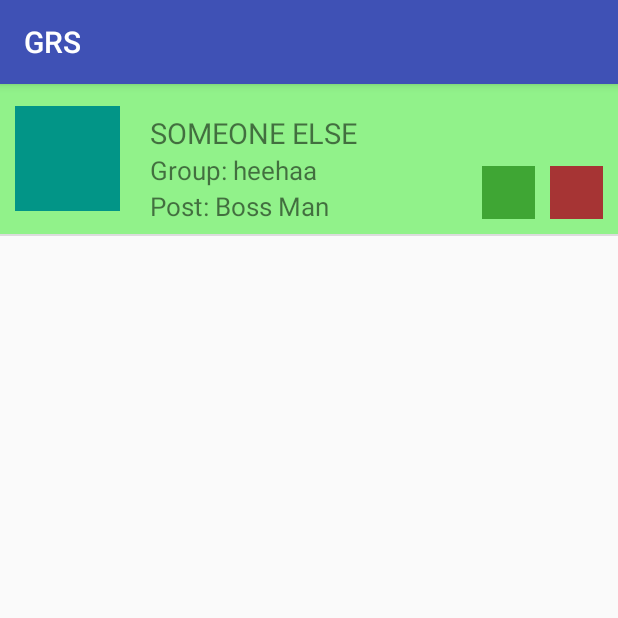
After one commit to Prakhar0409/GRS_Grievances_Resolution_System, an Android app: the ValidationRequestActivity screen opened directly, with no data from a screen before it, on a phone screen of 412 x 824 dp, the top half of it. The commit adds this screen. Run offline under Robolectric (Android 15) with nearby library versions, the phone set to English and light mode, and no system bars.

Commit message:
Made validation requests activity and list view with custom adapter

```diff
--- a/GRS/app/src/main/AndroidManifest.xml
+++ b/GRS/app/src/main/AndroidManifest.xml
@@ -22,8 +22,10 @@
         <activity
             android:name=".SignUpActivity"
             android:label="Sign Up" />
-        <activity android:name=".ComplaintsActivity"
-            android:theme="@style/MyMaterialTheme"></activity>
+        <activity
+            android:name=".ComplaintsActivity"
+            android:theme="@style/MyMaterialTheme" />
+        <activity android:name=".ValidationRequestActivity"></activity>
     </application>
 
 </manifest>
--- a/GRS/app/src/main/java/com/prakhar_squared_mayank/grs/ComplaintsActivity.java
+++ b/GRS/app/src/main/java/com/prakhar_squared_mayank/grs/ComplaintsActivity.java
@@ -1,5 +1,6 @@
 package com.prakhar_squared_mayank.grs;
 
+import android.content.Intent;
 import android.support.design.widget.FloatingActionButton;
 import android.support.design.widget.TabLayout;
 import android.support.v4.app.Fragment;
@@ -62,6 +63,10 @@ public class ComplaintsActivity extends AppCompatActivity implements View.OnClic
         if (id == R.id.action_settings) {
             return true;
         }
+        else if(id == R.id.action_validation_requests) {
+            Intent it = new Intent(this, ValidationRequestActivity.class);
+            startActivity(it);
+        }
 
         return super.onOptionsItemSelected(item);
     }
--- /dev/null
+++ b/GRS/app/src/main/java/com/prakhar_squared_mayank/grs/ValidationListAdapter.java
@@ -0,0 +1,128 @@
+package com.prakhar_squared_mayank.grs;
+
+import android.content.Context;
+import android.util.Log;
+import android.view.LayoutInflater;
+import android.view.MotionEvent;
+import android.view.View;
+import android.view.ViewGroup;
+import android.widget.BaseAdapter;
+import android.widget.ImageView;
+import android.widget.ListView;
+import android.widget.RelativeLayout;
+import android.widget.TextView;
+
+import org.json.JSONArray;
+import org.json.JSONObject;
+
+/**
+ * Created by mayank on 28/03/16.
+ */
+public class ValidationListAdapter extends BaseAdapter {
+
+    Context mContext;
+    LayoutInflater mInflater;
+    JSONArray mJsonArray;
+    ListView listView;
+
+    public ValidationListAdapter(Context context, LayoutInflater inflater) {
+        mContext = context;
+        mInflater = inflater;
+        mJsonArray = new JSONArray();
+    }
+
+    @Override
+    public int getCount() {
+        return mJsonArray.length();
+    }
+
+    @Override
+    public Object getItem(int position) {
+        return mJsonArray.optJSONObject(position);
+    }
+
+    @Override
+    public long getItemId(int position) {
+        return position;
+    }
+
+    public void updateData(JSONArray jsonArray) {
+        // update the adapter's dataset
+        mJsonArray = jsonArray;
+        notifyDataSetChanged();
+    }
+
+    @Override
+    public View getView(int position, View convertView, ViewGroup parent) {
+        ViewHolder holder;
+        if (convertView == null) {
+
+            // Inflate the custom row layout from your XML.
+            convertView = mInflater.inflate(R.layout.validation_request_row, parent, false);
+
+            // create a new "Holder" with subviews
+            holder = new ViewHolder();
+            holder.usernameTV = (TextView) convertView.findViewById(R.id.username_vrr);
+            holder.groupTV = (TextView) convertView.findViewById(R.id.group_vrr);
+            holder.positionTV = (TextView) convertView.findViewById(R.id.post_vrr);
+            holder.acceptIV = (ImageView) convertView.findViewById(R.id.accept_vrr);
+            holder.rejectIV = (ImageView) convertView.findViewById(R.id.reject_vrr);
+            holder.profilePicIV = (ImageView) convertView.findViewById(R.id.profile_pic_vrr);
+
+            // hang onto this holder for future recyclage
+            convertView.setTag(holder);
+        } else {
+
+            // skip all the expensive inflation/findViewById
+            // and just get the holder you already made
+            holder = (ViewHolder) convertView.getTag();
+        }
+        JSONObject jsonObject = (JSONObject) getItem(position);
+
+        String username = "";
+        String group = "";
+        String post = "";
+
+        if (jsonObject.has("x")) {                  // TODO: 28/03/16
+            username = (jsonObject.optString("x")).toUpperCase();
+        }
+
+        if (jsonObject.has("y")) {                  // TODO: 28/03/16
+            group = jsonObject.optString("y");
+        }
+
+        if (jsonObject.has("z")) {                  // TODO: 28/03/16
+            post = jsonObject.optString("z");
+        }
+
+
+        holder.usernameTV.setText(username);
+
+        holder.groupTV.setText(group);
+        holder.positionTV.setText(post);
+
+        holder.acceptIV.setOnClickListener(new View.OnClickListener() {         // TODO: 27/03/16
+            @Override
+            public void onClick(View view) {
+
+            }
+        });
+
+        holder.rejectIV.setOnClickListener(new View.OnClickListener() {       // TODO: 27/03/16
+            @Override
+            public void onClick(View view) {
+
+            }
+        });
+
+        return convertView;
+    }
+
+    private static class ViewHolder {
+        public TextView usernameTV;
+        public TextView groupTV;
+        public TextView positionTV;
+        public ImageView acceptIV;
+        public ImageView rejectIV, profilePicIV;
+    }
+}
--- /dev/null
+++ b/GRS/app/src/main/java/com/prakhar_squared_mayank/grs/ValidationRequestActivity.java
@@ -0,0 +1,43 @@
+package com.prakhar_squared_mayank.grs;
+
+import android.support.v7.app.AppCompatActivity;
+import android.os.Bundle;
+import android.util.Log;
+import android.widget.ListView;
+
+import org.json.JSONArray;
+import org.json.JSONException;
+
+public class ValidationRequestActivity extends AppCompatActivity {
+    ListView listView;
+    ValidationListAdapter listAdapter;
+
+    @Override
+    protected void onCreate(Bundle savedInstanceState) {
+        super.onCreate(savedInstanceState);
+        setContentView(R.layout.activity_validation_request);
+
+        listView = (ListView) findViewById(R.id.validation_listview_avr);
+        listAdapter = new ValidationListAdapter(this, getLayoutInflater());
+        listView.setAdapter(listAdapter);
+
+        getData();
+    }
+
+    void getData() {
+        // TODO: 28/03/16 Hit URL here
+        JSONArray arr = null;
+        try {
+            arr = new JSONArray("[{\"x\":\"Someone Else\",\"y\":\"heehaa\",\"z\":\"Boss Man\"}]");
+        }
+        catch(JSONException e) {
+
+        }
+        updateAdapter(arr);
+    }
+
+    void updateAdapter(JSONArray arr) {
+        Log.d("mycomplaintsfragment", arr.toString());
+        listAdapter.updateData(arr);
+    }
+}
--- /dev/null
+++ b/GRS/app/src/main/res/layout/activity_validation_request.xml
@@ -0,0 +1,17 @@
+<?xml version="1.0" encoding="utf-8"?>
+<LinearLayout xmlns:android="http://schemas.android.com/apk/res/android"
+    xmlns:tools="http://schemas.android.com/tools"
+    android:layout_width="match_parent"
+    android:layout_height="match_parent"
+    android:orientation="vertical"
+    tools:context="com.prakhar_squared_mayank.grs.ValidationRequestActivity">
+
+    <ListView
+        android:id="@+id/validation_listview_avr"
+        android:layout_width="match_parent"
+        android:layout_height="match_parent"
+        android:layout_marginLeft="0dp"
+        android:layout_marginRight="0dp">
+    </ListView>
+
+</LinearLayout>
--- /dev/null
+++ b/GRS/app/src/main/res/layout/validation_request_row.xml
@@ -0,0 +1,82 @@
+<?xml version="1.0" encoding="utf-8"?>
+<RelativeLayout
+    xmlns:android="http://schemas.android.com/apk/res/android"
+    android:layout_width="match_parent"
+    android:layout_height="100dp"
+    android:background="#91f28a">
+
+    <ImageView
+        android:id="@+id/profile_pic_vrr"
+        android:layout_width="70dp"
+        android:layout_height="70dp"
+        android:background="#029587"
+        android:layout_centerVertical="true"
+        android:layout_marginLeft="10dp"/>
+
+    <TextView
+        android:id="@+id/username_vrr"
+        android:layout_width="wrap_content"
+        android:layout_height="wrap_content"
+        android:text="Username Yo"
+        android:layout_toRightOf="@id/profile_pic_vrr"
+        android:layout_marginTop="19dp"
+        android:layout_marginLeft="20dp"
+        android:textSize="19dp"/>
+
+    <TextView
+        android:id="@+id/group_text_vrr"
+        android:layout_width="wrap_content"
+        android:layout_height="wrap_content"
+        android:text="Group: "
+        android:layout_alignLeft="@id/username_vrr"
+        android:layout_below="@id/username_vrr"
+        android:textSize="17dp"/>
+
+    <TextView
+        android:id="@+id/group_vrr"
+        android:layout_width="wrap_content"
+        android:layout_height="wrap_content"
+        android:layout_toRightOf="@id/group_text_vrr"
+        android:text="UGS"
+        android:textSize="17dp"
+        android:layout_alignBottom="@id/group_text_vrr"/>
+
+    <TextView
+        android:id="@+id/post_text_vrr"
+        android:layout_width="wrap_content"
+        android:layout_height="wrap_content"
+        android:text="Post: "
+        android:layout_alignLeft="@id/group_text_vrr"
+        android:layout_below="@id/group_text_vrr"
+        android:textSize="17dp"/>
+
+    <TextView
+        android:id="@+id/post_vrr"
+        android:layout_width="wrap_content"
+        android:layout_height="wrap_content"
+        android:layout_toRightOf="@id/post_text_vrr"
+        android:text="UGS"
+        android:textSize="17dp"
+        android:layout_alignBottom="@id/post_text_vrr"/>
+
+    <ImageView
+        android:id="@+id/reject_vrr"
+        android:layout_width="35dp"
+        android:layout_height="35dp"
+        android:background="#a63434"
+        android:layout_alignParentBottom="true"
+        android:layout_alignParentRight="true"
+        android:layout_marginRight="10dp"
+        android:layout_marginBottom="10dp"/>
+
+    <ImageView
+        android:id="@+id/accept_vrr"
+        android:layout_width="35dp"
+        android:layout_height="35dp"
+        android:background="#3fa634"
+        android:layout_alignParentBottom="true"
+        android:layout_toLeftOf="@id/reject_vrr"
+        android:layout_marginRight="10dp"
+        android:layout_marginBottom="10dp"/>
+
+</RelativeLayout>
--- a/GRS/app/src/main/res/menu/complaints_menu.xml
+++ b/GRS/app/src/main/res/menu/complaints_menu.xml
@@ -24,6 +24,11 @@
         android:title="Request Validation"
         app:showAsAction="never" />
     <item
+        android:id="@+id/action_validation_requests"
+        android:orderInCategory="100"
+        android:title="Validation Requests"
+        app:showAsAction="never" />
+    <item
         android:id="@+id/action_new_complaint"
         android:orderInCategory="100"
         android:title="Submit Complaint"
```
